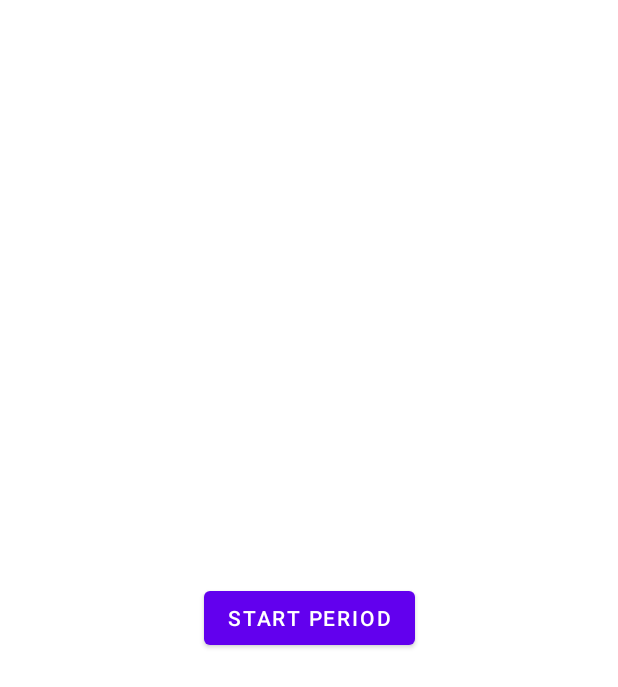
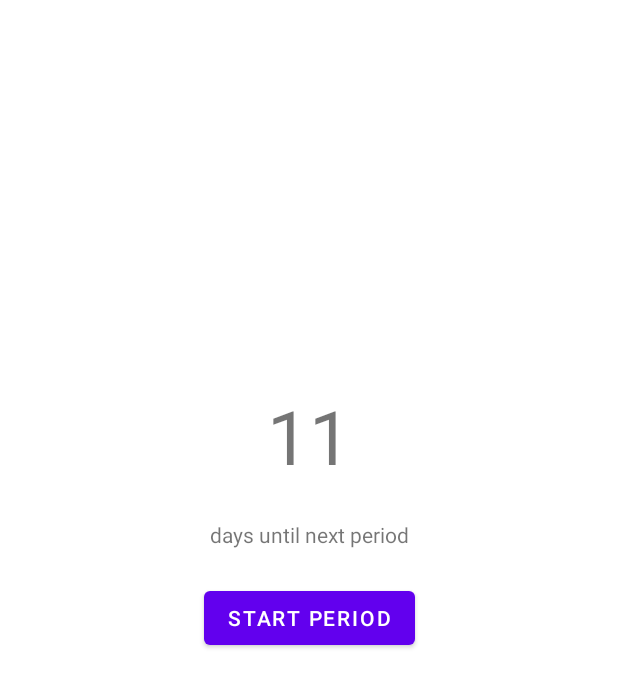
Before and after one commit to cedwards036/OpenPeriod, an Android app: the layout fragment_home.xml on its own in the app's theme, with its tools: preview values and no code run, on a phone screen of 412 x 824 dp. Shown: the top 687 px of the screen. Run offline under Robolectric (Android 15) with nearby library versions, the phone set to English and light mode, and no system bars.

Commit message:
add placeholder homepage notification of days until next period

```diff
--- a/app/src/main/res/layout/fragment_home.xml
+++ b/app/src/main/res/layout/fragment_home.xml
@@ -1,5 +1,6 @@
 <?xml version="1.0" encoding="utf-8"?>
-<layout xmlns:android="http://schemas.android.com/apk/res/android"
+<layout xmlns:tools="http://schemas.android.com/tools"
+    xmlns:android="http://schemas.android.com/apk/res/android"
     xmlns:app="http://schemas.android.com/apk/res-auto">
 
     <data>
@@ -19,5 +20,28 @@
             app:layout_constraintEnd_toEndOf="parent"
             app:layout_constraintStart_toStartOf="parent"
             app:layout_constraintTop_toTopOf="parent" />
+
+        <TextView
+            android:id="@+id/days_until_next_period"
+            android:layout_width="76dp"
+            android:layout_height="67dp"
+            android:textAlignment="center"
+            android:textSize="@dimen/remaining_days_font_size"
+            app:layout_constraintBottom_toTopOf="@+id/start_period_btn"
+            app:layout_constraintEnd_toEndOf="parent"
+            app:layout_constraintStart_toStartOf="parent"
+            app:layout_constraintTop_toTopOf="parent"
+            app:layout_constraintVertical_bias="0.8"
+            tools:text="11" />
+
+        <TextView
+            android:id="@+id/days_until_next_period_label"
+            android:layout_width="wrap_content"
+            android:layout_height="wrap_content"
+            android:text="@string/days_until_next_period_label"
+            app:layout_constraintBottom_toTopOf="@+id/start_period_btn"
+            app:layout_constraintEnd_toEndOf="parent"
+            app:layout_constraintStart_toStartOf="parent"
+            app:layout_constraintTop_toBottomOf="@+id/days_until_next_period" />
     </androidx.constraintlayout.widget.ConstraintLayout>
 </layout>
--- /dev/null
+++ b/app/src/main/res/values/dimens.xml
@@ -0,0 +1,4 @@
+<?xml version="1.0" encoding="utf-8"?>
+<resources>
+    <dimen name="remaining_days_font_size">50sp</dimen>
+</resources>
--- a/app/src/main/res/values/strings.xml
+++ b/app/src/main/res/values/strings.xml
@@ -2,4 +2,5 @@
     <string name="app_name">OpenPeriod</string>
     <string name="start_period">Start period</string>
     <string name="home_fragment_label">Home</string>
+    <string name="days_until_next_period_label">days until next period</string>
 </resources>
```
